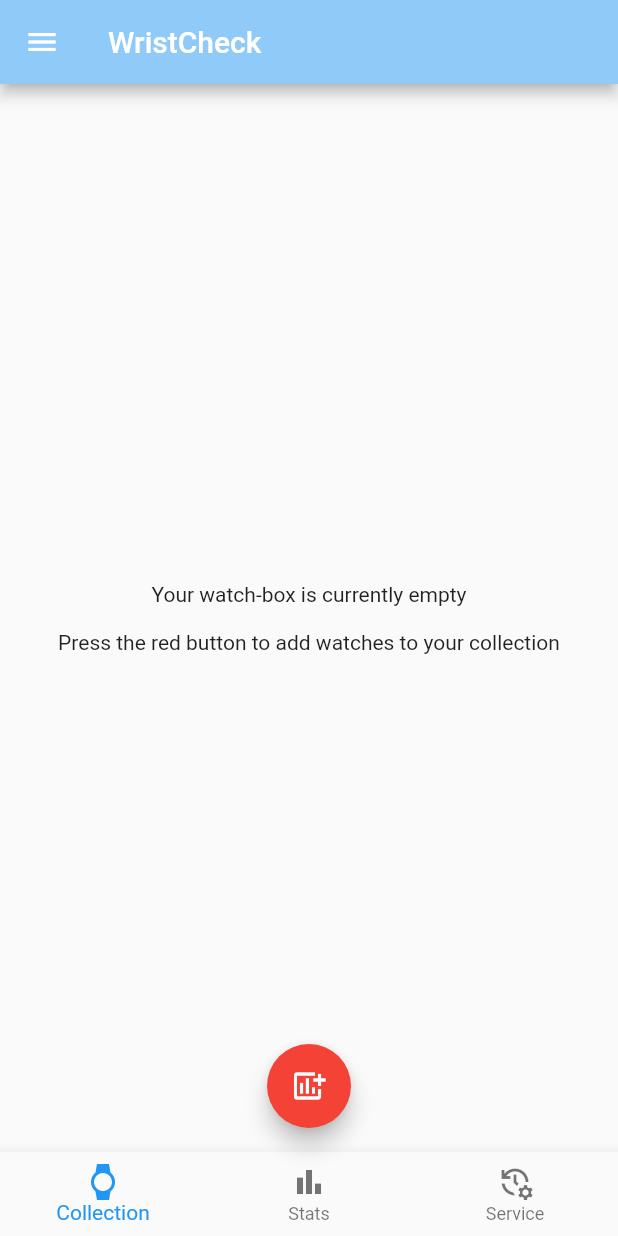
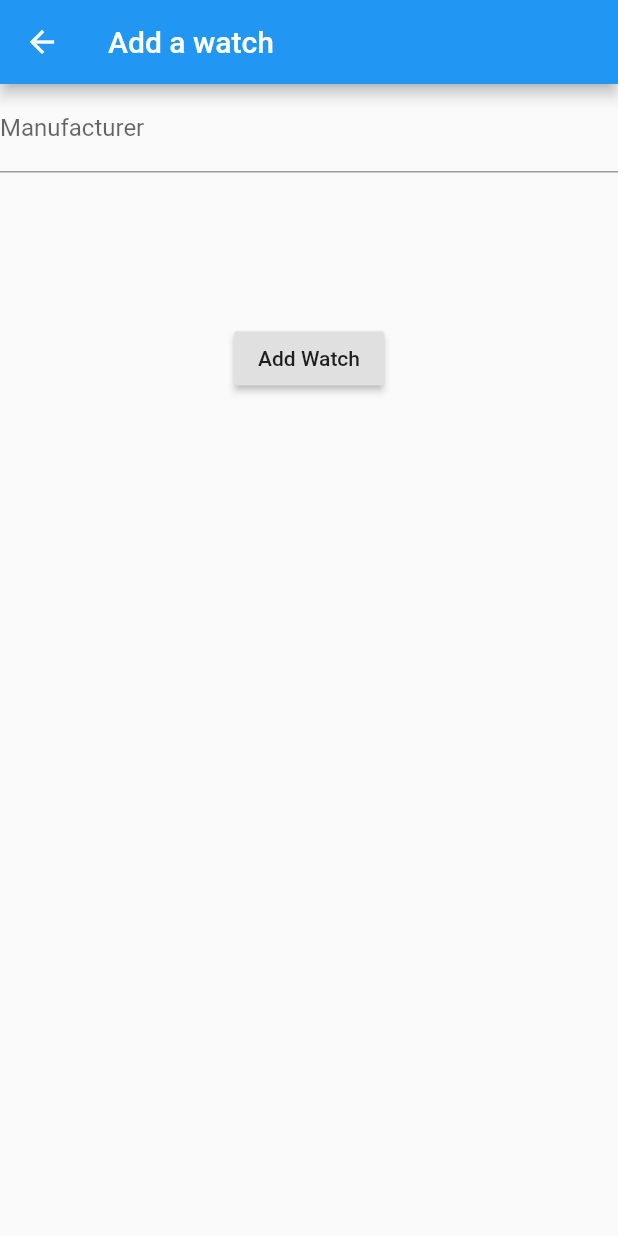
Before and after one commit to Stif-UK/WristCheck, a Flutter app: the screen it shows after launch, after a tap on the "add chart" icon, on a phone screen of 412 x 824 dp. Run offline on Flutter 3.47's test engine with Material 2 defaults, Android fonts, the phone set to English and light mode, and no system bars; our stand-ins replace get, hive, hive_flutter; accounts and stored records are empty.

Commit message:
initial work to create add watch form

```diff
--- /dev/null
+++ b/lib/ui/addWatch.dart
@@ -0,0 +1,79 @@
+import 'package:flutter/material.dart';
+
+class AddWatch extends StatefulWidget {
+  const AddWatch({Key? key}) : super(key: key);
+
+  @override
+  State<AddWatch> createState() => _AddWatchState();
+}
+
+class _AddWatchState extends State<AddWatch> {
+
+  //setup input parameters and create form key
+  String _manufacturer = "";
+  String _model = "";
+  String _serialNumber ="";
+  bool favourite = false;
+
+  final GlobalKey<FormState> _formKey = GlobalKey<FormState>();
+
+  //create widgets for the individual form fields
+
+  Widget _buildManufacturerField(){
+    return TextFormField(
+      decoration: InputDecoration(labelText: "Manufacturer"),
+    //   validator: (String value){
+    //     if(value.isEmpty){
+    //       return "Manufacturer is required";
+    //     }
+    // },
+    // onSaved: (String value){
+    //     _manufacturer = value;
+    // },
+    );
+  }
+
+  // Widget _buildModelField(){
+  //   return null;
+  // };
+  //
+  // Widget _buildSerialNumberField(){
+  //   return null;
+  // };
+  //
+  // //ToDo:This is a bool field? I think I can remove and replace with a toggle?
+  // Widget _buildFavouriteField(){
+  //   return null;
+  // };
+
+
+  @override
+  Widget build(BuildContext context) {
+    return Scaffold(
+      appBar: AppBar(
+        title: Text("Add a watch")
+      ),
+      body: Column(
+
+        children: [
+
+          Form(
+            child: Column(
+            children: [
+              _buildManufacturerField(),
+              // _buildModelField(),
+              // _buildSerialNumberField(),
+              // _buildFavouriteField(),
+              SizedBox(height: 100,),
+              RaisedButton(
+                  child: Text("Add Watch"),
+                  onPressed: () => {})
+
+              ],
+          ),
+    )
+        ],
+      ),
+    );
+  }
+}
--- a/lib/ui/wristcheck_home.dart
+++ b/lib/ui/wristcheck_home.dart
@@ -5,6 +5,7 @@ import 'package:wristcheck/ui/SettingsPage.dart';
 import 'package:wristcheck/ui/WatchBoxWidget.dart';
 import 'package:wristcheck/ui/StatsWidget.dart';
 import 'package:wristcheck/ui/ServicingWidget.dart';
+import 'package:wristcheck/ui/addWatch.dart';
 import 'package:get/get.dart';
 
 
@@ -117,7 +118,16 @@ class _WristCheckHomeState extends State<WristCheckHome> {
       floatingActionButton: _currentIndex == 0 ? FloatingActionButton(
         child: Icon(Icons.add_chart),
         backgroundColor: Colors.red,
-        onPressed: (){},): null,
+        onPressed: (){Get.to(() => AddWatch());},
+
+        //     (){Get.snackbar(
+        //   "ADD WATCH",//title
+        //   "Add watches here!",//content text
+        // icon: Icon(Icons.watch),
+        // snackPosition: SnackPosition.BOTTOM);
+        //   },
+
+      ): null,
 
       floatingActionButtonLocation: FloatingActionButtonLocation.centerFloat,
 
```
Also changed, not shown: 3 other files.
